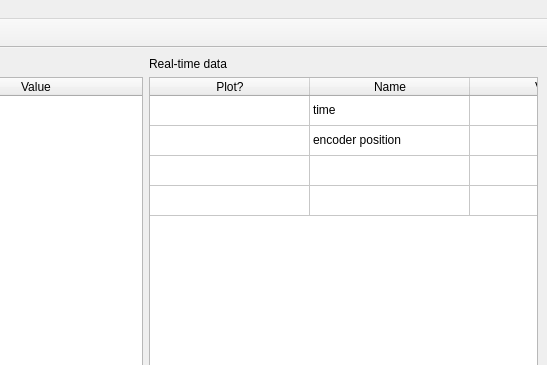
This is software/ros1/betz_node/mainwindow.ui in codebot/betz_experimental as Qt 5 draws it before an edit; both pictures show x 650 to 1197 and y 0 to 365 of the 1197 by 991 pixel window. The edited form follows.
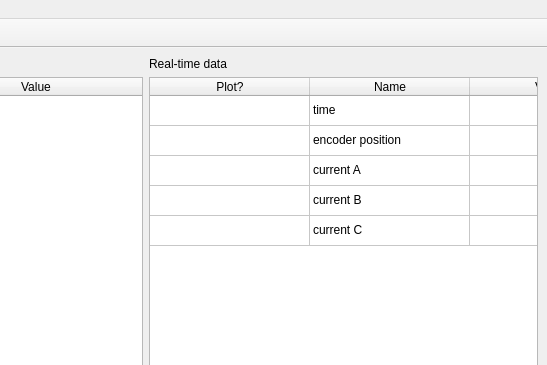
This is the edited form. Custom widgets are drawn as their Qt base class.

The edit to the form file:
```diff
--- a/software/ros1/betz_node/mainwindow.ui
+++ b/software/ros1/betz_node/mainwindow.ui
@@ -107,7 +107,7 @@
         <item>
          <widget class="QTableWidget" name="data_table">
           <property name="rowCount">
-           <number>4</number>
+           <number>5</number>
           </property>
           <property name="columnCount">
            <number>3</number>
@@ -131,6 +131,7 @@
           <row/>
           <row/>
           <row/>
+          <row/>
           <column>
            <property name="text">
             <string>Plot?</string>
@@ -156,6 +157,21 @@
             <string>encoder position</string>
            </property>
           </item>
+          <item row="2" column="1">
+           <property name="text">
+            <string>current A</string>
+           </property>
+          </item>
+          <item row="3" column="1">
+           <property name="text">
+            <string>current B</string>
+           </property>
+          </item>
+          <item row="4" column="1">
+           <property name="text">
+            <string>current C</string>
+           </property>
+          </item>
          </widget>
         </item>
         <item>
```
